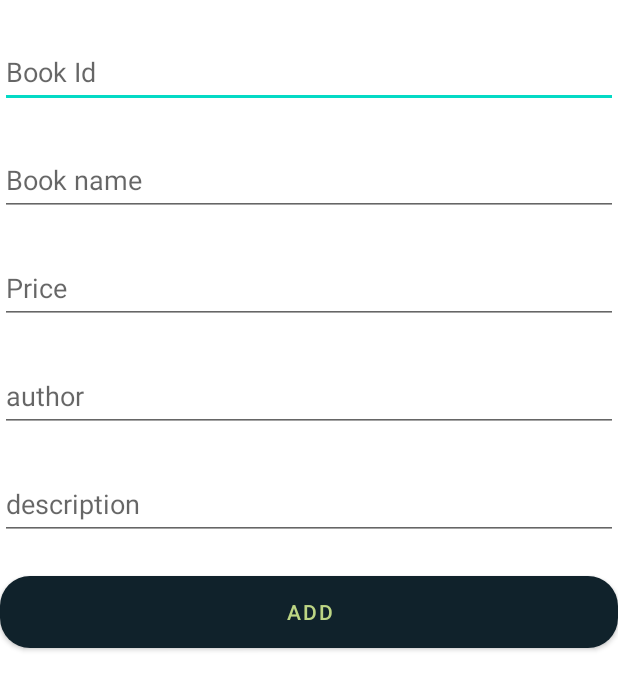
After one commit to Basma-AlKhameri/Book.App, an Android app: the fragment AddFragment shown on its own in the app's theme, on a phone screen of 412 x 824 dp. The commit adds this screen. Shown: the top 690 px of the screen. Run offline under Robolectric (Android 15) with nearby library versions, the phone set to English and light mode, and no system bars.

Commit message:
data fragment list and add

```diff
--- a/app/build.gradle
+++ b/app/build.gradle
@@ -1,6 +1,7 @@
 plugins {
     id 'com.android.application'
     id 'kotlin-android'
+
 }
 
 android {
@@ -14,6 +15,9 @@ android {
         versionName "1.0"
 
         testInstrumentationRunner "androidx.test.runner.AndroidJUnitRunner"
+    }
+    buildFeatures{
+        viewBinding = true
     }
 
     buildTypes {
@@ -41,6 +45,8 @@ dependencies {
     implementation 'com.android.support:support-annotations:28.0.0'
     implementation 'androidx.cardview:cardview:1.0.0'
     implementation 'androidx.room:room-common:2.3.0'
+    implementation 'androidx.navigation:navigation-fragment-ktx:2.3.5'
+    implementation 'androidx.navigation:navigation-ui-ktx:2.3.5'
     testImplementation 'junit:junit:4.13.2'
     androidTestImplementation 'androidx.test.ext:junit:1.1.3'
     androidTestImplementation 'androidx.test.espresso:espresso-core:3.4.0'
--- a/app/src/main/java/com/example/bookapp/Home_Page.kt
+++ b/app/src/main/java/com/example/bookapp/Home_Page.kt
@@ -7,10 +7,12 @@ import com.example.bookapp.Database.BookDao
 import com.example.bookapp.Database.BookDatabase
 import com.example.bookapp.Database.entities.Book
 import com.example.bookapp.Database.entities.Category
+import com.example.bookapp.databinding.ActivityMainBinding
 import com.example.bookapp.fragment.*
 import com.google.android.material.bottomnavigation.BottomNavigationView
 
 class Home_Page : AppCompatActivity() {
+
 
 
     override fun onCreate(savedInstanceState: Bundle?) {
--- a/app/src/main/java/com/example/bookapp/MainActivity.kt
+++ b/app/src/main/java/com/example/bookapp/MainActivity.kt
@@ -5,16 +5,19 @@ import android.os.Bundle
 import android.widget.TableLayout
 import androidx.viewpager.widget.ViewPager
 import com.example.bookapp.adapters.ViewPagerAdapter
+import com.example.bookapp.databinding.ActivityMainBinding
 import com.example.bookapp.fragment.LoginFragment
 import com.example.bookapp.fragment.SignUpFragment
 import com.google.android.material.tabs.TabLayout
 
 class MainActivity : AppCompatActivity() {
+    private lateinit var binding : ActivityMainBinding
     override fun onCreate(savedInstanceState: Bundle?) {
         super.onCreate(savedInstanceState)
+        binding=ActivityMainBinding.inflate(layoutInflater)
 //splash screen
         setTheme(R.style.Theme_BookApp)
-        setContentView(R.layout.activity_main)
+        setContentView(binding.root)
         setUpTaps()
     }
     private fun setUpTaps(){
--- /dev/null
+++ b/app/src/main/java/com/example/bookapp/fragment/add/AddFragment.kt
@@ -0,0 +1,22 @@
+package com.example.bookapp.fragment.add
+
+import android.os.Bundle
+import androidx.fragment.app.Fragment
+import android.view.LayoutInflater
+import android.view.View
+import android.view.ViewGroup
+import com.example.bookapp.R
+
+
+class AddFragment : Fragment() {
+
+
+    override fun onCreateView(
+        inflater: LayoutInflater, container: ViewGroup?,
+        savedInstanceState: Bundle?
+    ): View? {
+        // Inflate the layout for this fragment
+        return inflater.inflate(R.layout.fragment_add, container, false)
+    }
+
+}
--- /dev/null
+++ b/app/src/main/res/layout/fragment_add.xml
@@ -0,0 +1,92 @@
+<?xml version="1.0" encoding="utf-8"?>
+<androidx.constraintlayout.widget.ConstraintLayout xmlns:android="http://schemas.android.com/apk/res/android"
+    xmlns:app="http://schemas.android.com/apk/res-auto"
+    xmlns:tools="http://schemas.android.com/tools"
+    android:layout_width="match_parent"
+    android:layout_height="match_parent"
+    tools:context=".fragment.add.AddFragment">
+
+
+    <EditText
+        android:id="@+id/add_bookId"
+        android:layout_width="match_parent"
+        android:layout_height="wrap_content"
+        android:layout_marginTop="24dp"
+        android:ems="10"
+        android:hint="Book Id"
+        android:inputType="number"
+        android:minHeight="48dp"
+        app:layout_constraintEnd_toEndOf="parent"
+        app:layout_constraintHorizontal_bias="0.5"
+        app:layout_constraintStart_toStartOf="parent"
+        app:layout_constraintTop_toTopOf="parent" />
+
+    <EditText
+        android:id="@+id/add_bookName"
+        android:layout_width="match_parent"
+        android:layout_height="wrap_content"
+        android:layout_marginTop="24dp"
+        android:ems="10"
+        android:hint="Book name"
+        android:inputType="textPersonName"
+        android:minHeight="48dp"
+        app:layout_constraintEnd_toEndOf="parent"
+        app:layout_constraintHorizontal_bias="0.5"
+        app:layout_constraintStart_toStartOf="parent"
+        app:layout_constraintTop_toBottomOf="@+id/add_bookId" />
+
+    <EditText
+        android:id="@+id/add_price"
+        android:layout_width="match_parent"
+        android:layout_height="wrap_content"
+        android:layout_marginTop="24dp"
+        android:ems="10"
+        android:hint="Price"
+        android:inputType="number"
+        android:minHeight="48dp"
+        app:layout_constraintEnd_toEndOf="parent"
+        app:layout_constraintHorizontal_bias="0.5"
+        app:layout_constraintStart_toStartOf="parent"
+        app:layout_constraintTop_toBottomOf="@+id/add_bookName" />
+
+    <EditText
+        android:id="@+id/add_author"
+        android:layout_width="match_parent"
+        android:layout_height="wrap_content"
+        android:layout_marginTop="24dp"
+        android:ems="10"
+        android:hint="author"
+        android:inputType="textPersonName"
+        android:minHeight="48dp"
+        app:layout_constraintEnd_toEndOf="parent"
+        app:layout_constraintHorizontal_bias="0.5"
+        app:layout_constraintStart_toStartOf="parent"
+        app:layout_constraintTop_toBottomOf="@+id/add_price" />
+
+    <EditText
+        android:id="@+id/add_description"
+        android:layout_width="match_parent"
+        android:layout_height="wrap_content"
+        android:layout_marginTop="24dp"
+        android:ems="10"
+        android:hint="description"
+        android:inputType="textPersonName"
+        android:minHeight="48dp"
+        app:layout_constraintEnd_toEndOf="parent"
+        app:layout_constraintHorizontal_bias="0.5"
+        app:layout_constraintStart_toStartOf="parent"
+        app:layout_constraintTop_toBottomOf="@+id/add_author" />
+
+    <Button
+        android:id="@+id/add_button"
+        android:layout_width="match_parent"
+        android:layout_height="wrap_content"
+        android:layout_marginTop="24dp"
+        android:background="@drawable/button_bg"
+        android:text="Add"
+        app:iconTint="@color/light_green1"
+        app:layout_constraintEnd_toEndOf="parent"
+        app:layout_constraintHorizontal_bias="1.0"
+        app:layout_constraintStart_toStartOf="parent"
+        app:layout_constraintTop_toBottomOf="@+id/add_description" />
+</androidx.constraintlayout.widget.ConstraintLayout>
```
Also changed, not shown: app/src/main/java/com/example/bookapp/fragment/list/ListFragment.kt (added, +37 -0 lines), app/src/main/res/drawable/ic_add.xml (added, +10 -0 lines), app/src/main/res/layout/activity_main.xml (+11 -1 lines), app/src/main/res/layout/fragment_list.xml (added, +35 -0 lines), app/src/main/res/navigation/data_nav.xml (added, +26 -0 lines).
